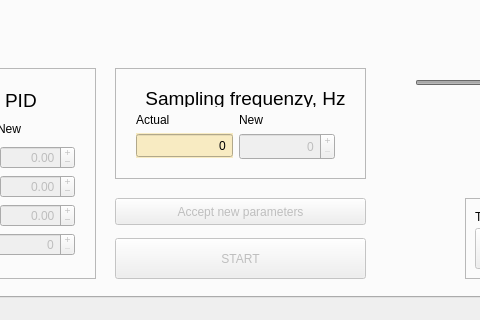
Old version of the form mainwindow.ui in the repository szkulisz/mgr_gui; both pictures show x 417 to 897 and y 448 to 768 of the 1280 by 768 pixel window.
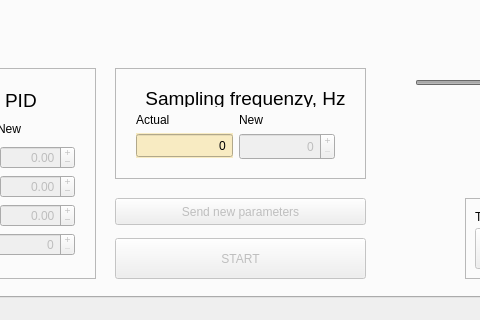
New version of the form. Custom widgets are drawn as their Qt base class.

Commit message: jeszcze start/stop

What changed in the file:
```diff
--- a/mainwindow.ui
+++ b/mainwindow.ui
@@ -1277,7 +1277,7 @@
        </rect>
       </property>
       <property name="text">
-       <string>Accept new parameters</string>
+       <string>Send new parameters</string>
       </property>
      </widget>
      <widget class="QFrame" name="frame_4">
```
Left out of the diff: 2 changed lines with no effect on the pictures. The commit also changes 2 other files.
